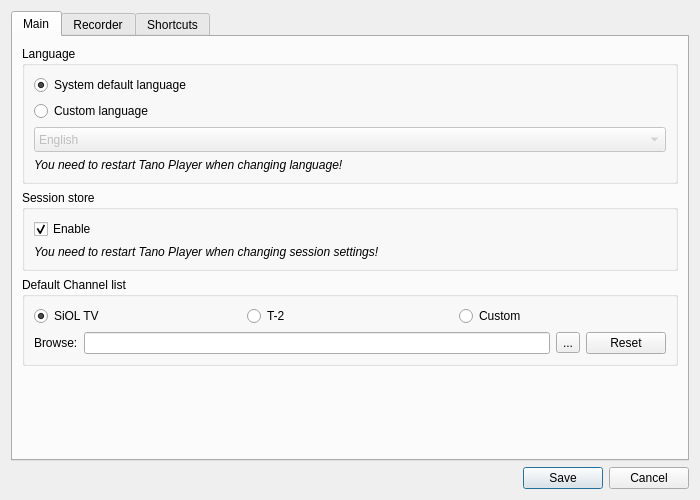
First picture: the form in ui/EditSettings.ui, repository ntadej/tano, before the edit.
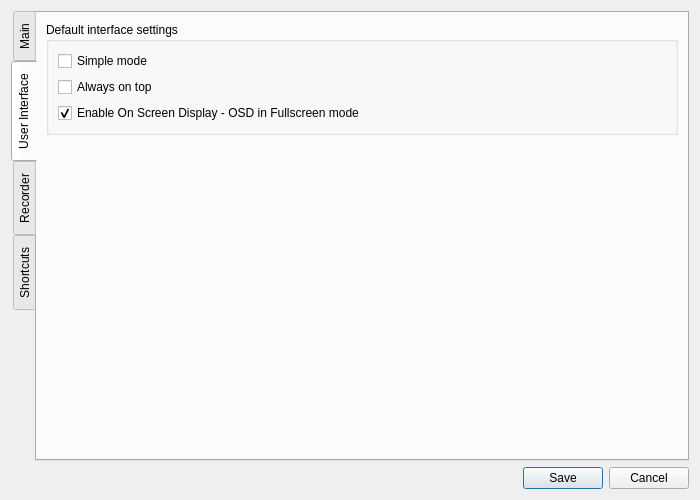
Second picture: the form after the edit. The open tabs and pages were chosen to show the change. Icons and pictures are not drawn. Custom widgets are drawn as their Qt base class.

Commit message: Settings load rewrite and update, lots of bugfixes

```diff
--- a/ui/EditSettings.ui
+++ b/ui/EditSettings.ui
@@ -25,6 +25,9 @@
   <layout class="QVBoxLayout" name="verticalLayout" >
    <item>
     <widget class="QTabWidget" name="settingsTabs" >
+     <property name="tabPosition" >
+      <enum>QTabWidget::West</enum>
+     </property>
      <property name="currentIndex" >
       <number>0</number>
      </property>
@@ -205,6 +208,59 @@
        </item>
       </layout>
      </widget>
+     <widget class="QWidget" name="tabGui" >
+      <attribute name="title" >
+       <string>User Interface</string>
+      </attribute>
+      <layout class="QVBoxLayout" name="verticalLayout_8" >
+       <item>
+        <widget class="QGroupBox" name="guiMainBox" >
+         <property name="title" >
+          <string>Default interface settings</string>
+         </property>
+         <layout class="QVBoxLayout" name="verticalLayout_9" >
+          <item>
+           <widget class="QCheckBox" name="checkLite" >
+            <property name="text" >
+             <string>Simple mode</string>
+            </property>
+           </widget>
+          </item>
+          <item>
+           <widget class="QCheckBox" name="checkTop" >
+            <property name="text" >
+             <string>Always on top</string>
+            </property>
+           </widget>
+          </item>
+          <item>
+           <widget class="QCheckBox" name="checkOsd" >
+            <property name="text" >
+             <string>Enable On Screen Display - OSD in Fullscreen mode</string>
+            </property>
+            <property name="checked" >
+             <bool>true</bool>
+            </property>
+           </widget>
+          </item>
+         </layout>
+        </widget>
+       </item>
+       <item>
+        <spacer name="verticalSpacer_3" >
+         <property name="orientation" >
+          <enum>Qt::Vertical</enum>
+         </property>
+         <property name="sizeHint" stdset="0" >
+          <size>
+           <width>20</width>
+           <height>40</height>
+          </size>
+         </property>
+        </spacer>
+       </item>
+      </layout>
+     </widget>
      <widget class="QWidget" name="tabRecorder" >
       <attribute name="title" >
        <string>Recorder</string>
```
Left out of the diff: 40 changed lines with no effect on the pictures. The commit also changes 14 other files.
